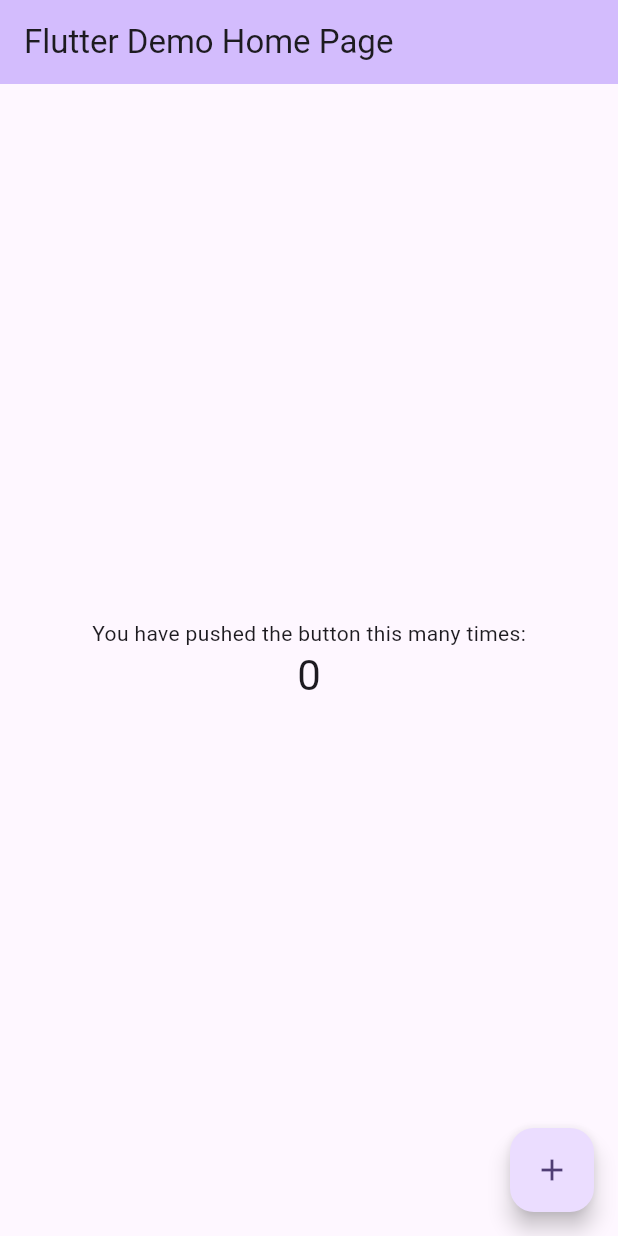
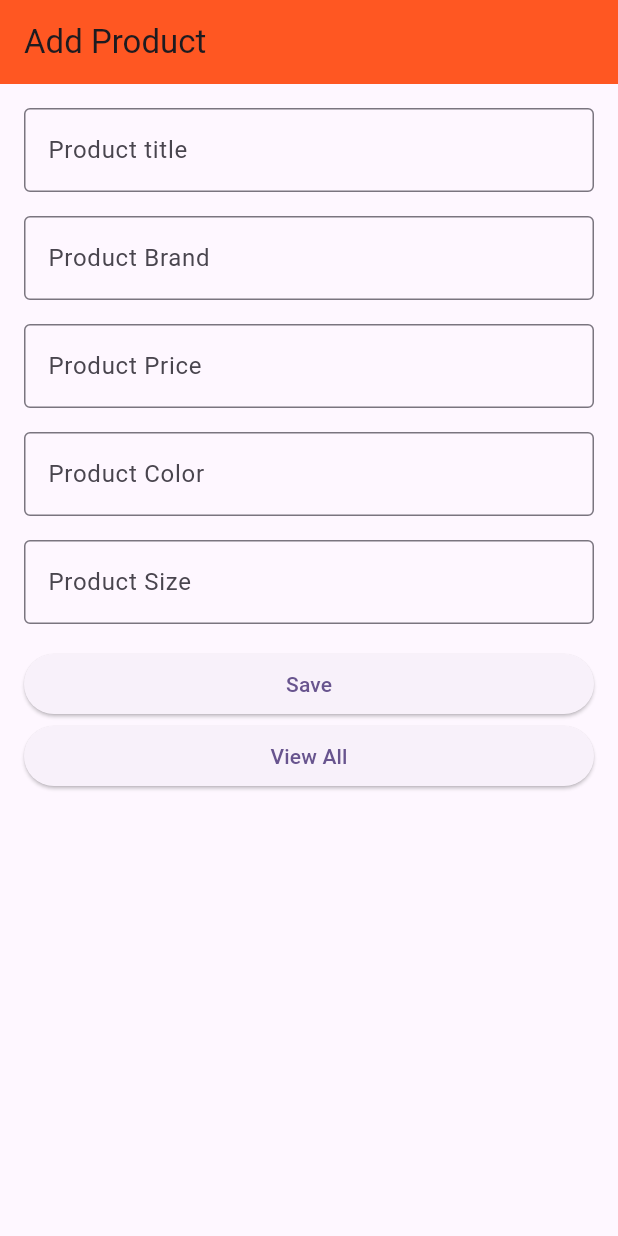
Before and after one commit to abidroid/sbbwu_session14_sqlite, a Flutter app: the screen it shows after launch, on a phone screen of 412 x 824 dp. Run offline on Flutter 3.47's test engine with Material 3 defaults, Android fonts, the phone set to English and light mode, and no system bars; our stand-ins replace gap.

Commit message:
screens added

```diff
--- a/lib/main.dart
+++ b/lib/main.dart
@@ -1,4 +1,5 @@
 import 'package:flutter/material.dart';
+import 'package:sbbwu_session14_sqlite/screens/add_product_screen.dart';
 
 void main() {
   runApp(const MyApp());
@@ -31,95 +32,7 @@ class MyApp extends StatelessWidget {
         colorScheme: ColorScheme.fromSeed(seedColor: Colors.deepPurple),
         useMaterial3: true,
       ),
-      home: const MyHomePage(title: 'Flutter Demo Home Page'),
+      home: const AddProductScreen(),
     );
   }
 }
-
-class MyHomePage extends StatefulWidget {
-  const MyHomePage({super.key, required this.title});
-
-  // This widget is the home page of your application. It is stateful, meaning
-  // that it has a State object (defined below) that contains fields that affect
-  // how it looks.
-
-  // This class is the configuration for the state. It holds the values (in this
-  // case the title) provided by the parent (in this case the App widget) and
-  // used by the build method of the State. Fields in a Widget subclass are
-  // always marked "final".
-
-  final String title;
-
-  @override
-  State<MyHomePage> createState() => _MyHomePageState();
-}
-
-class _MyHomePageState extends State<MyHomePage> {
-  int _counter = 0;
-
-  void _incrementCounter() {
-    setState(() {
-      // This call to setState tells the Flutter framework that something has
-      // changed in this State, which causes it to rerun the build method below
-      // so that the display can reflect the updated values. If we changed
-      // _counter without calling setState(), then the build method would not be
-      // called again, and so nothing would appear to happen.
-      _counter++;
-    });
-  }
-
-  @override
-  Widget build(BuildContext context) {
-    // This method is rerun every time setState is called, for instance as done
-    // by the _incrementCounter method above.
-    //
-    // The Flutter framework has been optimized to make rerunning build methods
-    // fast, so that you can just rebuild anything that needs updating rather
-    // than having to individually change instances of widgets.
-    return Scaffold(
-      appBar: AppBar(
-        // TRY THIS: Try changing the color here to a specific color (to
-        // Colors.amber, perhaps?) and trigger a hot reload to see the AppBar
-        // change color while the other colors stay the same.
-        backgroundColor: Theme.of(context).colorScheme.inversePrimary,
-        // Here we take the value from the MyHomePage object that was created by
-        // the App.build method, and use it to set our appbar title.
-        title: Text(widget.title),
-      ),
-      body: Center(
-        // Center is a layout widget. It takes a single child and positions it
-        // in the middle of the parent.
-        child: Column(
-          // Column is also a layout widget. It takes a list of children and
-          // arranges them vertically. By default, it sizes itself to fit its
-          // children horizontally, and tries to be as tall as its parent.
-          //
-          // Column has various properties to control how it sizes itself and
-          // how it positions its children. Here we use mainAxisAlignment to
-          // center the children vertically; the main axis here is the vertical
-          // axis because Columns are vertical (the cross axis would be
-          // horizontal).
-          //
-          // TRY THIS: Invoke "debug painting" (choose the "Toggle Debug Paint"
-          // action in the IDE, or press "p" in the console), to see the
-          // wireframe for each widget.
-          mainAxisAlignment: MainAxisAlignment.center,
-          children: <Widget>[
-            const Text(
-              'You have pushed the button this many times:',
-            ),
-            Text(
-              '$_counter',
-              style: Theme.of(context).textTheme.headlineMedium,
-            ),
-          ],
-        ),
-      ),
-      floatingActionButton: FloatingActionButton(
-        onPressed: _incrementCounter,
-        tooltip: 'Increment',
-        child: const Icon(Icons.add),
-      ), // This trailing comma makes auto-formatting nicer for build methods.
-    );
-  }
-}
--- /dev/null
+++ b/lib/screens/add_product_screen.dart
@@ -0,0 +1,99 @@
+import 'package:flutter/cupertino.dart';
+import 'package:flutter/material.dart';
+import 'package:gap/gap.dart';
+import 'package:sbbwu_session14_sqlite/screens/product_list_screen.dart';
+
+class AddProductScreen extends StatefulWidget {
+  const AddProductScreen({super.key});
+
+  @override
+  State<AddProductScreen> createState() => _AddProductScreenState();
+}
+
+class _AddProductScreenState extends State<AddProductScreen> {
+
+  var titleC = TextEditingController();
+  var brandC = TextEditingController();
+  var priceC = TextEditingController();
+  var colorC = TextEditingController();
+  var sizeC = TextEditingController();
+
+  @override
+  Widget build(BuildContext context) {
+    return Scaffold(
+      appBar: AppBar(
+        backgroundColor: Colors.deepOrange,
+        title: const Text('Add Product'),
+      ),
+      body: Padding(
+        padding: const EdgeInsets.all(16.0),
+        child: ListView(children: [
+
+          TextField(
+            controller: titleC,
+            decoration: const InputDecoration(
+              hintText: 'Product title',
+              border: OutlineInputBorder(),
+
+            ),
+          ),
+
+          const Gap(16),
+          TextField(
+            controller: brandC,
+            decoration: const InputDecoration(
+              hintText: 'Product Brand',
+              border: OutlineInputBorder(),
+
+            ),
+          ),
+
+
+          const Gap(16),
+          TextField(
+            controller: priceC,
+            decoration: const InputDecoration(
+              hintText: 'Product Price',
+              border: OutlineInputBorder(),
+
+            ),
+          ),
+
+
+
+          const Gap(16),
+          TextField(
+            controller: colorC,
+            decoration:const InputDecoration(
+              hintText: 'Product Color',
+              border: OutlineInputBorder(),
+
+            ),
+          ),
+
+
+          const Gap(16),
+          TextField(
+            controller: sizeC,
+            decoration: const InputDecoration(
+              hintText: 'Product Size',
+              border: OutlineInputBorder(),
+
+            ),
+          ),
+
+          const Gap(16),
+
+          ElevatedButton(onPressed: (){}, child: const Text('Save')),
+          ElevatedButton(onPressed: (){
+
+            Navigator.of(context).push(MaterialPageRoute(builder: (context){
+              return const ProductListScreen();
+            }));
+          }, child: const Text('View All')),
+
+        ],),
+      ),
+    );
+  }
+}
--- a/pubspec.yaml
+++ b/pubspec.yaml
@@ -35,6 +35,10 @@ dependencies:
   # The following adds the Cupertino Icons font to your application.
   # Use with the CupertinoIcons class for iOS style icons.
   cupertino_icons: ^1.0.6
+  gap: ^3.0.1
+  sqflite: ^2.3.1
+  path_provider: ^2.1.2
+  fluttertoast: ^8.2.4
 
 dev_dependencies:
   flutter_test:
```
Also changed, not shown: lib/screens/product_list_screen.dart (added, +21 -0 lines), lib/screens/update_product_screen.dart (added, +94 -0 lines), pubspec.lock, 1 other file.
